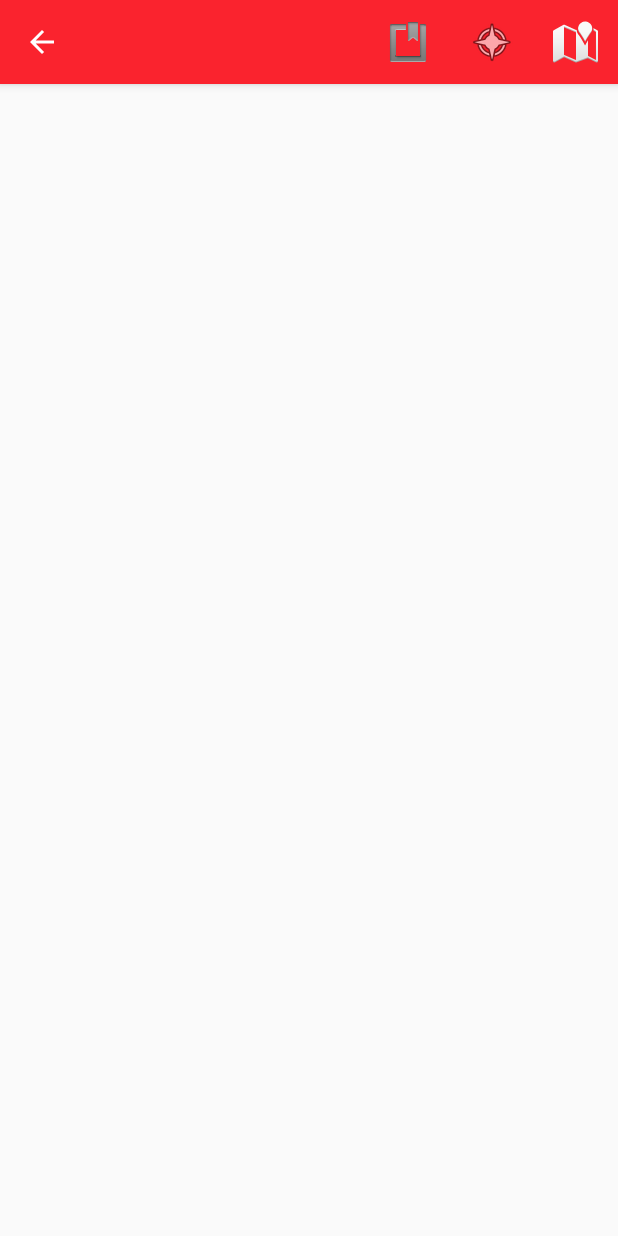
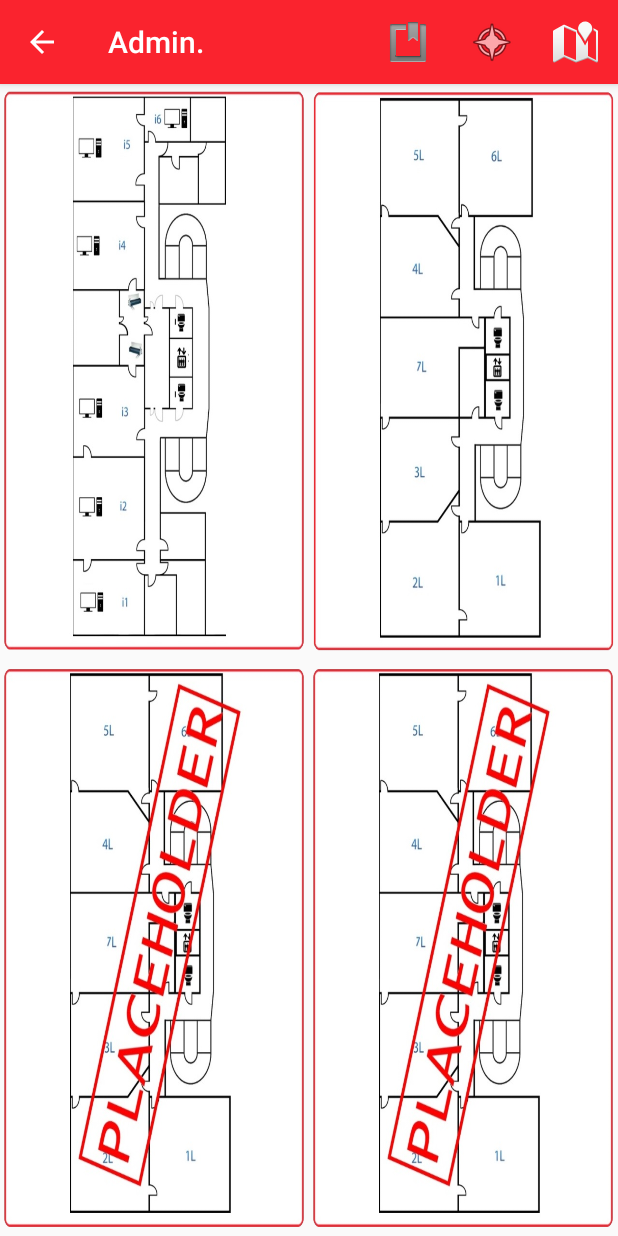
Before and after one commit to anthonyprudhomme/AugmentEPF_mobile_app, an Android app: the AdminActivity screen opened directly, with no data from a screen before it, on a phone screen of 412 x 824 dp. Run offline under Robolectric (Android 15) with nearby library versions, the phone set to English and light mode, and no system bars.

Commit message:
Admin GUI updated

```diff
--- a/AugmentEPF/app/src/main/AndroidManifest.xml
+++ b/AugmentEPF/app/src/main/AndroidManifest.xml
@@ -29,7 +29,8 @@
         <activity android:name="com.filiereticsa.arc.augmentepf.activities.PathConsultationActivity" />
         <activity android:name="com.filiereticsa.arc.augmentepf.activities.ConnectionActivity" />
         <activity android:name="com.filiereticsa.arc.augmentepf.activities.SettingsActivity" />
-        <activity android:name="com.filiereticsa.arc.augmentepf.activities.AdminActivity" />
+        <activity android:name="com.filiereticsa.arc.augmentepf.activities.AdminActivity"
+                  android:label="Admin."/>
         <activity
             android:name=".activities.CreateAccountActivity"/>
     </application>
--- a/AugmentEPF/app/src/main/java/com/filiereticsa/arc/augmentepf/activities/AdminActivity.java
+++ b/AugmentEPF/app/src/main/java/com/filiereticsa/arc/augmentepf/activities/AdminActivity.java
@@ -15,8 +15,6 @@ public class AdminActivity extends AppCompatActivity {
         super.onCreate(savedInstanceState);
         setContentView(R.layout.activity_admin);
         getSupportActionBar().setDisplayHomeAsUpEnabled(true);
-        getSupportActionBar().setDisplayShowTitleEnabled(false);
-        getActionBar().setLogo(R.drawable.logo_appli);
     }
 
     @Override
--- a/AugmentEPF/app/src/main/res/layout/activity_admin.xml
+++ b/AugmentEPF/app/src/main/res/layout/activity_admin.xml
@@ -6,6 +6,34 @@
     android:layout_height="match_parent"
     tools:context="com.filiereticsa.arc.augmentepf.activities.AdminActivity">
 
-
+<TableLayout
+    android:layout_width="match_parent"
+    android:layout_height="match_parent">
+    <TableRow android:layout_weight="1">
+        <ImageButton
+            android:layout_width="0dp"
+            android:layout_weight="1"
+            android:layout_height="match_parent"
+            android:background="@drawable/floor2_admin"/>
+        <ImageButton
+            android:layout_width="0dp"
+            android:layout_weight="1"
+            android:layout_height="match_parent"
+            android:background="@drawable/floor1_admin"/>
+    </TableRow>
+    <TableRow android:layout_weight="1"
+        android:layout_height="match_parent">
+        <ImageButton
+            android:layout_width="0dp"
+            android:layout_weight="1"
+            android:layout_height="match_parent"
+            android:background="@drawable/floor_admin"/>
+        <ImageButton
+            android:layout_width="0dp"
+            android:layout_weight="1"
+            android:layout_height="match_parent"
+            android:background="@drawable/floor_admin"/>
+    </TableRow>
+</TableLayout>
 
 </LinearLayout>
```
Also changed, not shown: AugmentEPF/app/src/main/res/drawable/floor1_admin.png (added), AugmentEPF/app/src/main/res/drawable/floor2_admin.png (added), AugmentEPF/app/src/main/res/drawable/floor_admin.png (added).
